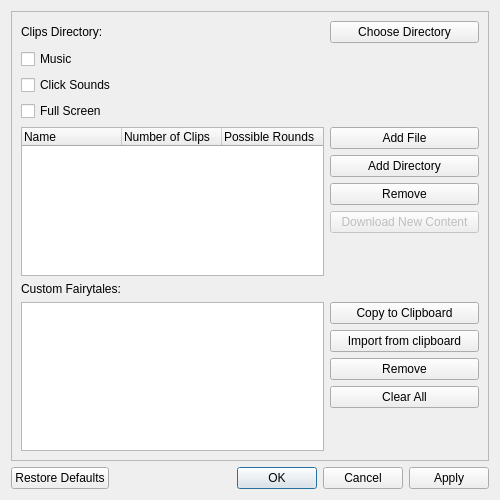
First picture: the form in ui/settings.ui, repository tdauth/gustavsfairyland, before the edit.
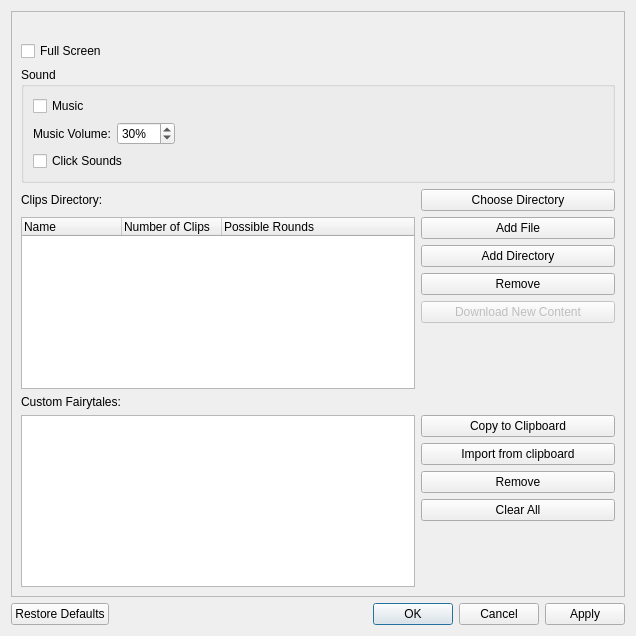
Second picture: the form after the edit.

Commit message: Fixed using all space for widgets in central widget, allow setting music volume, fixed high scores space of last column

Diff of the .ui file:
```diff
--- a/ui/settings.ui
+++ b/ui/settings.ui
@@ -6,8 +6,8 @@
    <rect>
     <x>0</x>
     <y>0</y>
-    <width>500</width>
-    <height>500</height>
+    <width>636</width>
+    <height>636</height>
    </rect>
   </property>
   <property name="windowTitle">
@@ -23,19 +23,12 @@
       <property name="geometry">
        <rect>
         <x>0</x>
-        <y>-8</y>
-        <width>464</width>
-        <height>454</height>
+        <y>0</y>
+        <width>620</width>
+        <height>582</height>
        </rect>
       </property>
       <layout class="QGridLayout" name="gridLayout_2">
-       <item row="0" column="0">
-        <widget class="QLabel" name="label">
-         <property name="text">
-          <string>Clips Directory:</string>
-         </property>
-        </widget>
-       </item>
        <item row="0" column="1">
         <widget class="QLabel" name="clipsDirectoryLabel">
          <property name="text">
@@ -43,39 +36,8 @@
          </property>
         </widget>
        </item>
-       <item row="0" column="2">
-        <widget class="QPushButton" name="clipsDirectoryPushButton">
-         <property name="sizePolicy">
-          <sizepolicy hsizetype="Preferred" vsizetype="Fixed">
-           <horstretch>0</horstretch>
-           <verstretch>0</verstretch>
-          </sizepolicy>
-         </property>
-         <property name="text">
-          <string>Choose Directory</string>
-         </property>
-        </widget>
-       </item>
-       <item row="1" column="0">
-        <widget class="QCheckBox" name="musicCheckBox">
-         <property name="text">
-          <string>Music</string>
-         </property>
-        </widget>
-       </item>
-       <item row="2" column="0" colspan="2">
-        <widget class="QCheckBox" name="clickSoundsCheckBox">
-         <property name="text">
-          <string>Click Sounds</string>
-         </property>
-        </widget>
-       </item>
-       <item row="3" column="0" colspan="3">
-        <widget class="QCheckBox" name="fullScreenCheckBox">
-         <property name="text">
-          <string>Full Screen</string>
-         </property>
-        </widget>
+       <item row="6" column="0" colspan="2">
+        <widget class="QListWidget" name="customFairytalesListWidget"/>
        </item>
        <item row="4" column="0" colspan="2">
         <widget class="QTreeWidget" name="treeWidget">
@@ -247,6 +209,96 @@
          </item>
         </layout>
        </item>
+       <item row="2" column="0" colspan="3">
+        <widget class="QGroupBox" name="groupBox">
+         <property name="title">
+          <string>Sound</string>
+         </property>
+         <layout class="QVBoxLayout" name="verticalLayout_3">
+          <item>
+           <widget class="QCheckBox" name="musicCheckBox">
+            <property name="text">
+             <string>Music</string>
+            </property>
+           </widget>
+          </item>
+          <item>
+           <layout class="QHBoxLayout" name="horizontalLayout">
+            <item>
+             <widget class="QLabel" name="label_3">
+              <property name="text">
+               <string>Music Volume:</string>
+              </property>
+             </widget>
+            </item>
+            <item>
+             <widget class="QSpinBox" name="musicVolumeSpinBox">
+              <property name="suffix">
+               <string>%</string>
+              </property>
+              <property name="prefix">
+               <string/>
+              </property>
+              <property name="maximum">
+               <number>100</number>
+              </property>
+              <property name="value">
+               <number>30</number>
+              </property>
+             </widget>
+            </item>
+            <item>
+             <spacer name="horizontalSpacer">
+              <property name="orientation">
+               <enum>Qt::Horizontal</enum>
+              </property>
+              <property name="sizeHint" stdset="0">
+               <size>
+                <width>40</width>
+                <height>20</height>
+               </size>
+              </property>
+             </spacer>
+            </item>
+           </layout>
+          </item>
+          <item>
+           <widget class="QCheckBox" name="clickSoundsCheckBox">
+            <property name="text">
+             <string>Click Sounds</string>
+            </property>
+           </widget>
+          </item>
+         </layout>
+        </widget>
+       </item>
+       <item row="1" column="0">
+        <widget class="QCheckBox" name="fullScreenCheckBox">
+         <property name="text">
+          <string>Full Screen</string>
+         </property>
+        </widget>
+       </item>
+       <item row="3" column="0">
+        <widget class="QLabel" name="label">
+         <property name="text">
+          <string>Clips Directory:</string>
+         </property>
+        </widget>
+       </item>
+       <item row="3" column="2">
+        <widget class="QPushButton" name="clipsDirectoryPushButton">
+         <property name="sizePolicy">
+          <sizepolicy hsizetype="Preferred" vsizetype="Fixed">
+           <horstretch>0</horstretch>
+           <verstretch>0</verstretch>
+          </sizepolicy>
+         </property>
+         <property name="text">
+          <string>Choose Directory</string>
+         </property>
+        </widget>
+       </item>
       </layout>
      </widget>
     </widget>
```
Left out of the diff: 3 changed lines with no effect on the pictures. The commit also changes 11 other files.
